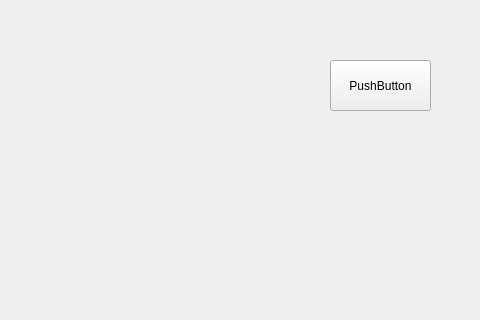
The window that mainwindow.ui (excalibare/CG_Qt_Ver) describes before a commit, drawn with Qt 5; both pictures show x 330 to 810 and y 0 to 320 of the 810 by 559 pixel window.
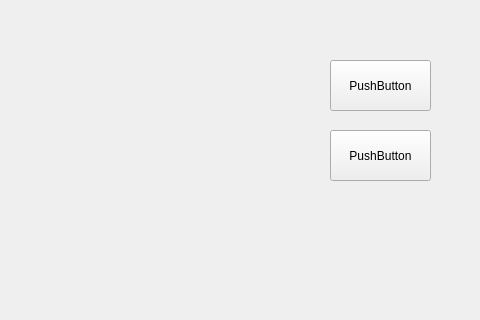
The same window after the commit. Custom widgets are drawn as their Qt base class.

Commit message: Add color choosing button.

The edit to the form file:
```diff
--- a/mainwindow.ui
+++ b/mainwindow.ui
@@ -37,6 +37,19 @@
      <string>PushButton</string>
     </property>
    </widget>
+   <widget class="QPushButton" name="Color">
+    <property name="geometry">
+     <rect>
+      <x>660</x>
+      <y>130</y>
+      <width>101</width>
+      <height>51</height>
+     </rect>
+    </property>
+    <property name="text">
+     <string>PushButton</string>
+    </property>
+   </widget>
   </widget>
   <widget class="QMenuBar" name="menubar">
    <property name="geometry">
```
The commit also changes 2 other files.
